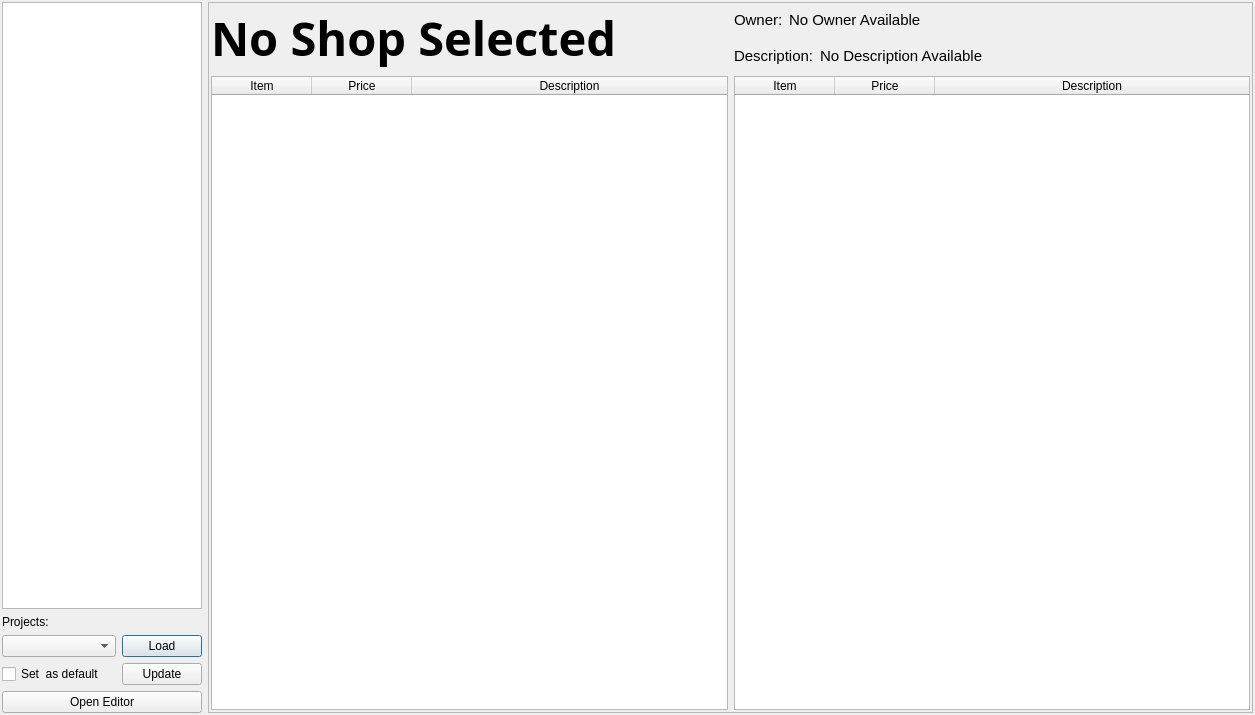
The window that gm-companion/tools/items/shoptool.ui (PhilInTheGaps/GM-Companion) describes before a commit, drawn with Qt 5.
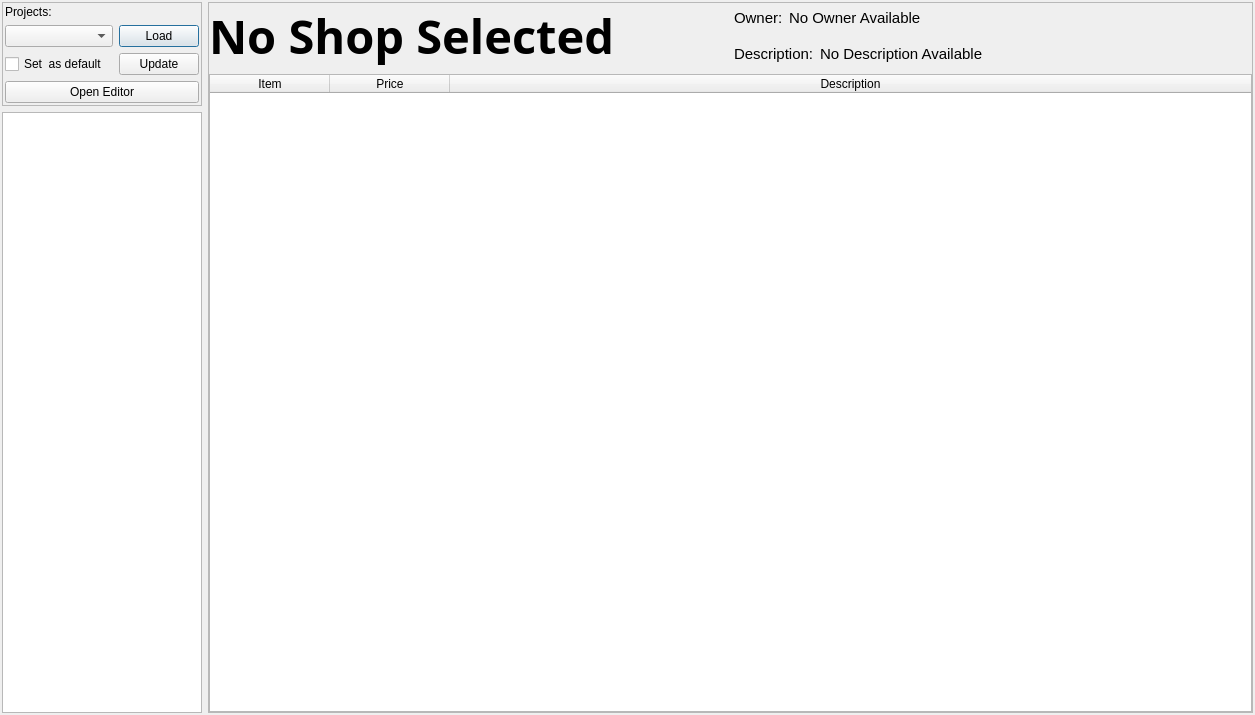
The same window after the commit. Icons and pictures are not drawn.

Commit message: Improved shop tool and editor, categories and shops can now be deleted, also UI improvements

```diff
--- a/gm-companion/tools/items/shoptool.ui
+++ b/gm-companion/tools/items/shoptool.ui
@@ -33,43 +33,26 @@
    <item>
     <layout class="QVBoxLayout" name="sideBarLayout">
      <item>
-      <widget class="QTreeWidget" name="treeWidget_shopList">
-       <property name="sizePolicy">
-        <sizepolicy hsizetype="Minimum" vsizetype="Expanding">
-         <horstretch>0</horstretch>
-         <verstretch>0</verstretch>
-        </sizepolicy>
+      <widget class="QFrame" name="frame">
+       <property name="frameShape">
+        <enum>QFrame::StyledPanel</enum>
        </property>
-       <property name="maximumSize">
-        <size>
-         <width>200</width>
-         <height>16777215</height>
-        </size>
+       <property name="frameShadow">
+        <enum>QFrame::Raised</enum>
        </property>
-       <property name="font">
-        <font>
-         <pointsize>15</pointsize>
-        </font>
-       </property>
-       <property name="editTriggers">
-        <set>QAbstractItemView::NoEditTriggers</set>
-       </property>
-       <property name="uniformRowHeights">
-        <bool>true</bool>
-       </property>
-       <property name="wordWrap">
-        <bool>true</bool>
-       </property>
-       <attribute name="headerVisible">
-        <bool>false</bool>
-       </attribute>
-       <column>
-        <property name="text">
-         <string notr="true">1</string>
-        </property>
-       </column>
-      </widget>
-     </item>
+       <layout class="QVBoxLayout" name="verticalLayout_3">
+        <property name="leftMargin">
+         <number>2</number>
+        </property>
+        <property name="topMargin">
+         <number>2</number>
+        </property>
+        <property name="rightMargin">
+         <number>2</number>
+        </property>
+        <property name="bottomMargin">
+         <number>2</number>
+        </property>
      <item>
       <widget class="QLabel" name="label">
        <property name="text">
@@ -129,6 +112,47 @@
       </widget>
      </item>
     </layout>
+      </widget>
+     </item>
+     <item>
+      <widget class="QTreeWidget" name="treeWidget_shopList">
+       <property name="sizePolicy">
+        <sizepolicy hsizetype="Minimum" vsizetype="Expanding">
+         <horstretch>0</horstretch>
+         <verstretch>0</verstretch>
+        </sizepolicy>
+       </property>
+       <property name="maximumSize">
+        <size>
+         <width>200</width>
+         <height>16777215</height>
+        </size>
+       </property>
+       <property name="font">
+        <font>
+         <pointsize>13</pointsize>
+        </font>
+       </property>
+       <property name="editTriggers">
+        <set>QAbstractItemView::NoEditTriggers</set>
+       </property>
+       <property name="uniformRowHeights">
+        <bool>true</bool>
+       </property>
+       <property name="wordWrap">
+        <bool>true</bool>
+       </property>
+       <attribute name="headerVisible">
+        <bool>false</bool>
+       </attribute>
+       <column>
+        <property name="text">
+         <string notr="true">1</string>
+        </property>
+       </column>
+      </widget>
+     </item>
+    </layout>
    </item>
    <item>
     <widget class="QFrame" name="shopWindow">
@@ -146,16 +170,16 @@
      </property>
      <layout class="QVBoxLayout" name="verticalLayout_2">
       <property name="leftMargin">
-       <number>2</number>
+       <number>0</number>
       </property>
       <property name="topMargin">
-       <number>2</number>
+       <number>0</number>
       </property>
       <property name="rightMargin">
-       <number>2</number>
+       <number>0</number>
       </property>
       <property name="bottomMargin">
-       <number>2</number>
+       <number>0</number>
       </property>
       <item>
        <layout class="QHBoxLayout" name="headerLayout">
@@ -287,44 +311,13 @@
            <set>QAbstractItemView::NoEditTriggers</set>
           </property>
           <property name="sortingEnabled">
-           <bool>true</bool>
-          </property>
-          <attribute name="horizontalHeaderShowSortIndicator" stdset="0">
-           <bool>true</bool>
-          </attribute>
-          <attribute name="horizontalHeaderStretchLastSection">
-           <bool>true</bool>
-          </attribute>
-          <attribute name="verticalHeaderVisible">
            <bool>false</bool>
-          </attribute>
-          <column>
-           <property name="text">
-            <string>Item</string>
-           </property>
-          </column>
-          <column>
-           <property name="text">
-            <string>Price</string>
-           </property>
-          </column>
-          <column>
-           <property name="text">
-            <string>Description</string>
-           </property>
-          </column>
-         </widget>
-        </item>
-        <item>
-         <widget class="QTableWidget" name="tableWidget_right">
-          <property name="editTriggers">
-           <set>QAbstractItemView::NoEditTriggers</set>
-          </property>
-          <property name="sortingEnabled">
-           <bool>true</bool>
-          </property>
+          </property>
+          <attribute name="horizontalHeaderDefaultSectionSize">
+           <number>120</number>
+          </attribute>
           <attribute name="horizontalHeaderShowSortIndicator" stdset="0">
-           <bool>true</bool>
+           <bool>false</bool>
           </attribute>
           <attribute name="horizontalHeaderStretchLastSection">
            <bool>true</bool>
```
Left out of the diff: 2 changed lines with no effect on the pictures. Lines whose indentation alone changed are shown as unchanged. The commit also changes 6 other files.
